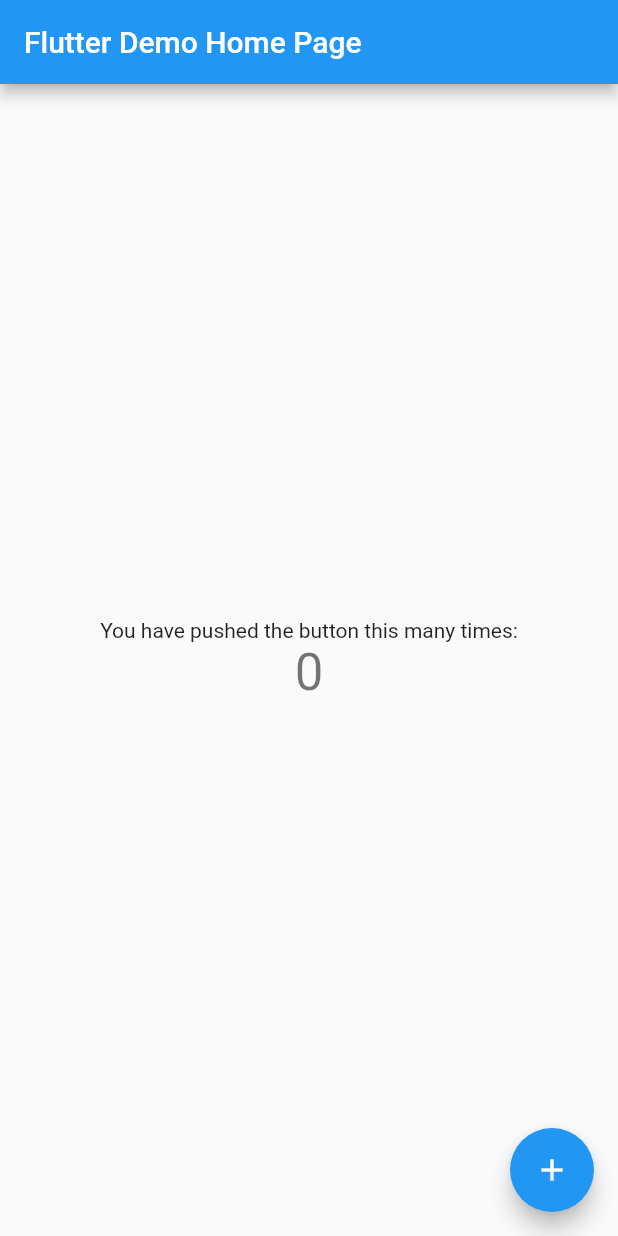
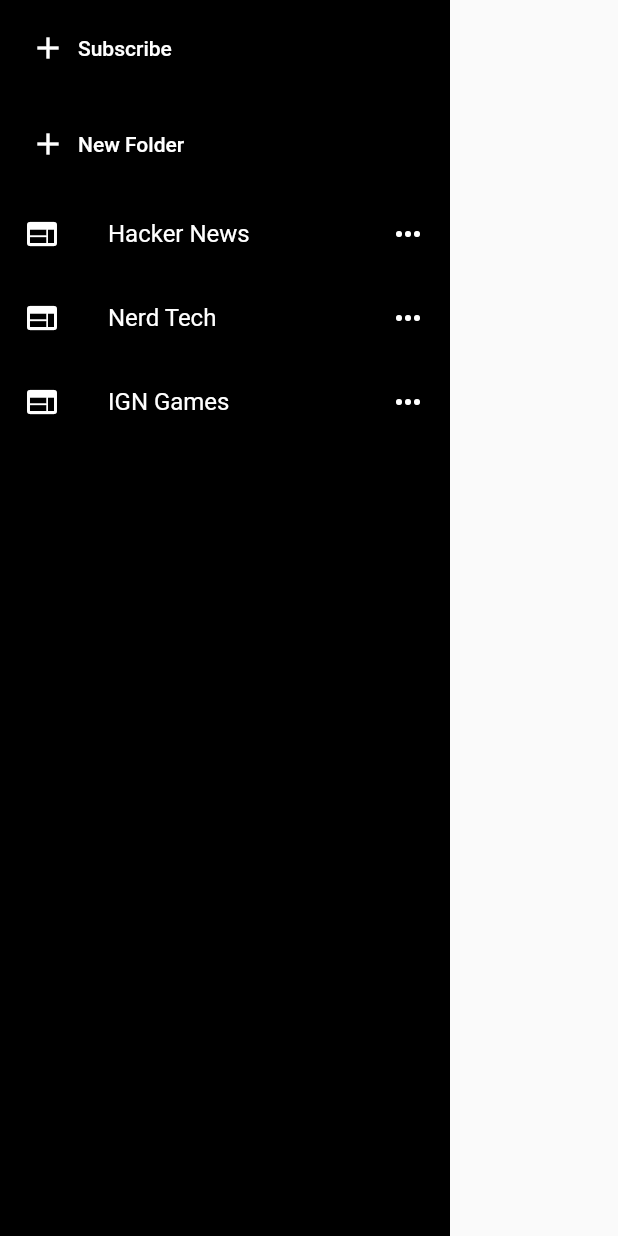
Before and after one commit to fariias/newbee, a Flutter app: the screen it shows after launch, on a phone screen of 412 x 824 dp. Run offline on Flutter 3.47's test engine with Material 2 defaults, Android fonts, the light colour scheme and no system bars; our stand-ins replace dio, flutter_modular, mobx.

Commit message:
Added -> Flutter Modular Added -> Flutter Mobx

```diff
--- /dev/null
+++ b/lib/app/app.widget.dart
@@ -0,0 +1,15 @@
+//  app_widget.dart
+import 'package:flutter/material.dart';
+import 'package:flutter_modular/flutter_modular.dart';
+
+class AppWidget extends StatelessWidget {
+  @override
+  Widget build(BuildContext context) {
+    return MaterialApp(
+      debugShowCheckedModeBanner: false,
+      initialRoute: "/",
+      navigatorKey: Modular.navigatorKey,
+      onGenerateRoute: Modular.generateRoute,
+    );
+  }
+}
--- a/lib/main.dart
+++ b/lib/main.dart
@@ -1,113 +1,6 @@
 import 'package:flutter/material.dart';
+import 'package:flutter_modular/flutter_modular.dart';
 
-void main() {
-  runApp(MyApp());
-}
+import 'app/app.module.dart';
 
-class MyApp extends StatelessWidget {
-  // This widget is the root of your application.
-  @override
-  Widget build(BuildContext context) {
-    return MaterialApp(
-      title: 'Flutter Demo',
-      theme: ThemeData(
-        // This is the theme of your application.
-        //
-        // Try running your application with "flutter run". You'll see the
-        // application has a blue toolbar. Then, without quitting the app, try
-        // changing the primarySwatch below to Colors.green and then invoke
-        // "hot reload" (press "r" in the console where you ran "flutter run",
-        // or simply save your changes to "hot reload" in a Flutter IDE).
-        // Notice that the counter didn't reset back to zero; the application
-        // is not restarted.
-        primarySwatch: Colors.blue,
-      ),
-      home: MyHomePage(title: 'Flutter Demo Home Page'),
-    );
-  }
-}
-
-class MyHomePage extends StatefulWidget {
-  MyHomePage({Key key, this.title}) : super(key: key);
-
-  // This widget is the home page of your application. It is stateful, meaning
-  // that it has a State object (defined below) that contains fields that affect
-  // how it looks.
-
-  // This class is the configuration for the state. It holds the values (in this
-  // case the title) provided by the parent (in this case the App widget) and
-  // used by the build method of the State. Fields in a Widget subclass are
-  // always marked "final".
-
-  final String title;
-
-  @override
-  _MyHomePageState createState() => _MyHomePageState();
-}
-
-class _MyHomePageState extends State<MyHomePage> {
-  int _counter = 0;
-
-  void _incrementCounter() {
-    setState(() {
-      // This call to setState tells the Flutter framework that something has
-      // changed in this State, which causes it to rerun the build method below
-      // so that the display can reflect the updated values. If we changed
-      // _counter without calling setState(), then the build method would not be
-      // called again, and so nothing would appear to happen.
-      _counter++;
-    });
-  }
-
-  @override
-  Widget build(BuildContext context) {
-    // This method is rerun every time setState is called, for instance as done
-    // by the _incrementCounter method above.
-    //
-    // The Flutter framework has been optimized to make rerunning build methods
-    // fast, so that you can just rebuild anything that needs updating rather
-    // than having to individually change instances of widgets.
-    return Scaffold(
-      appBar: AppBar(
-        // Here we take the value from the MyHomePage object that was created by
-        // the App.build method, and use it to set our appbar title.
-        title: Text(widget.title),
-      ),
-      body: Center(
-        // Center is a layout widget. It takes a single child and positions it
-        // in the middle of the parent.
-        child: Column(
-          // Column is also a layout widget. It takes a list of children and
-          // arranges them vertically. By default, it sizes itself to fit its
-          // children horizontally, and tries to be as tall as its parent.
-          //
-          // Invoke "debug painting" (press "p" in the console, choose the
-          // "Toggle Debug Paint" action from the Flutter Inspector in Android
-          // Studio, or the "Toggle Debug Paint" command in Visual Studio Code)
-          // to see the wireframe for each widget.
-          //
-          // Column has various properties to control how it sizes itself and
-          // how it positions its children. Here we use mainAxisAlignment to
-          // center the children vertically; the main axis here is the vertical
-          // axis because Columns are vertical (the cross axis would be
-          // horizontal).
-          mainAxisAlignment: MainAxisAlignment.center,
-          children: <Widget>[
-            Text(
-              'You have pushed the button this many times:',
-            ),
-            Text(
-              '$_counter',
-              style: Theme.of(context).textTheme.headline4,
-            ),
-          ],
-        ),
-      ),
-      floatingActionButton: FloatingActionButton(
-        onPressed: _incrementCounter,
-        tooltip: 'Increment',
-        child: Icon(Icons.add),
-      ), // This trailing comma makes auto-formatting nicer for build methods.
-    );
-  }
-}
+void main() => runApp(ModularApp(module: AppModule()));
--- /dev/null
+++ b/lib/pages/home/home.page.dart
@@ -0,0 +1,77 @@
+import 'package:flutter/material.dart';
+
+class HomePage extends StatefulWidget {
+  @override
+  _HomePageState createState() => _HomePageState();
+}
+
+class _HomePageState extends State<HomePage> {
+  @override
+  Widget build(BuildContext context) {
+    return Scaffold(
+      body: Container(
+        child: Row(
+          children: [
+            Container(
+              alignment: Alignment.topLeft,
+              color: Colors.black,
+              width: 300,
+              child: ListView(
+                children: <Widget>[
+                  Align(
+                    alignment: Alignment.topLeft,
+                    child: FlatButton.icon(
+                      icon: Icon(Icons.add, color: Colors.white),
+                      onPressed: null,
+                      label: Text(
+                        "Subscribe",
+                        style: TextStyle(color: Colors.white),
+                      ),
+                      padding: EdgeInsets.all(20),
+                    ),
+                  ),
+                  Align(
+                    alignment: Alignment.topLeft,
+                    child: FlatButton.icon(
+                      icon: Icon(Icons.add, color: Colors.white),
+                      onPressed: null,
+                      label: Text(
+                        "New Folder",
+                        style: TextStyle(color: Colors.white),
+                      ),
+                      padding: EdgeInsets.all(20),
+                    ),
+                  ),
+                  ListTile(
+                    leading: Icon(Icons.web, color: Colors.white),
+                    title: Text(
+                      "Hacker News",
+                      style: TextStyle(color: Colors.white),
+                    ),
+                    trailing: Icon(Icons.more_horiz, color: Colors.white),
+                  ),
+                  ListTile(
+                    leading: Icon(Icons.web, color: Colors.white),
+                    title: Text(
+                      "Nerd Tech",
+                      style: TextStyle(color: Colors.white),
+                    ),
+                    trailing: Icon(Icons.more_horiz, color: Colors.white),
+                  ),
+                  ListTile(
+                    leading: Icon(Icons.web, color: Colors.white),
+                    title: Text(
+                      "IGN Games",
+                      style: TextStyle(color: Colors.white),
+                    ),
+                    trailing: Icon(Icons.more_horiz, color: Colors.white),
+                  ),
+                ],
+              ),
+            )
+          ],
+        ),
+      ),
+    );
+  }
+}
--- a/pubspec.yaml
+++ b/pubspec.yaml
@@ -23,6 +23,10 @@
 dependencies:
   flutter:
     sdk: flutter
+  flutter_modular: ^2.0.1
+  flutter_mobx: ^1.1.0+2
+  mobx: ^1.2.1+3
+  dio: ^3.0.10
 
 
   # The following adds the Cupertino Icons font to your application.
@@ -32,6 +36,8 @@
 dev_dependencies:
   flutter_test:
     sdk: flutter
+  mobx_codegen: ^1.1.1+1
+  build_runner: ^1.10.3
 
 # For information on the generic Dart part of this file, see the
 # following page: https://dart.dev/tools/pub/pubspec
```
Also changed, not shown: lib/app/app.module.dart (added, +21 -0 lines), lib/models/feed.model.dart (added, +92 -0 lines), lib/pages/home/home.controller.dart (added, +23 -0 lines), lib/repositories/nextcloud.api.dart (added, +21 -0 lines), pubspec.lock, 1 other file.
